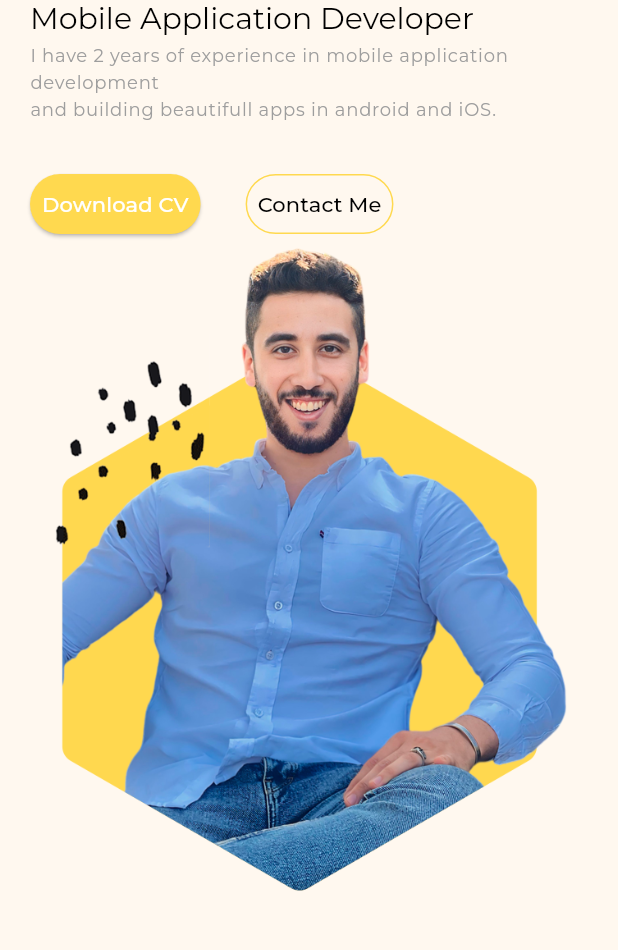
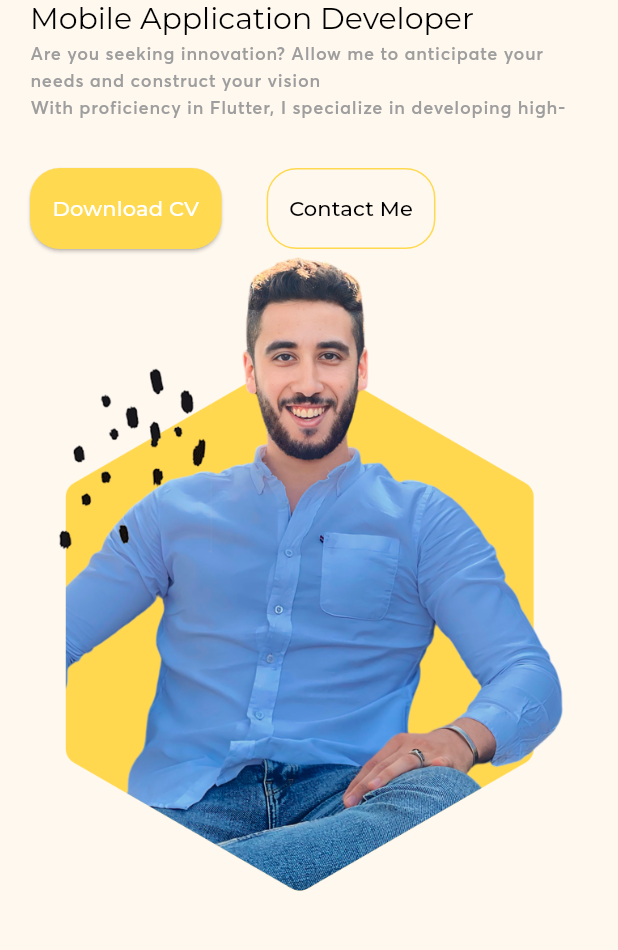
Before and after one commit to MostafaHamed-W/web_-portfolio, a Flutter app: the screen it shows after launch, on a phone screen of 412 x 824 dp, the part 246-1196 px from its top. Run offline on Flutter 3.47's test engine with Material 3 defaults, Android fonts, the phone set to English and light mode, and no system bars; drawn by our look-alikes of auto_size_text; our stand-ins replace flutter_svg, google_fonts, responsive_builder.

Commit message:
Responsive enhancements & Refactor Code

```diff
--- a/lib/utils/sizes.dart
+++ b/lib/utils/sizes.dart
@@ -1,5 +1,5 @@
 class Sizes {
-  static const double defaultWidth = 1507;
+  static const double defaultWidth = 1300;
   static const double defaultHeight = 864;
   static const double navBarHeight = 100;
 }
--- a/lib/views/header/widgets/header_body.dart
+++ b/lib/views/header/widgets/header_body.dart
@@ -2,14 +2,17 @@ import 'package:auto_size_text/auto_size_text.dart';
 import 'package:flutter/material.dart';
 import 'package:google_fonts/google_fonts.dart';
 import 'package:web_portfolio/utils/colors.dart';
+import 'package:web_portfolio/utils/constants.dart';
 
 class HeaderBody extends StatelessWidget {
   const HeaderBody({
     super.key,
     this.isMobile = false,
+    this.isSmall = false,
   });
 
   final bool isMobile;
+  final bool isSmall;
   @override
   Widget build(BuildContext context) {
     return Column(
@@ -38,10 +41,11 @@ class HeaderBody extends StatelessWidget {
           textAlign: TextAlign.left,
           maxLines: 1,
         ),
-        SizedBox(height: isMobile ? 5 : 25),
+        SizedBox(height: isMobile ? 5 : 15),
         AutoSizeText(
-          'I have 2 years of experience in mobile application development\nand building beautifull apps in android and iOS.',
-          style: Theme.of(context).textTheme.bodyLarge?.copyWith(fontSize: isMobile ? 11 : 18, color: Colors.grey),
+          "Are you seeking innovation? Allow me to anticipate your needs and construct your vision\nWith proficiency in Flutter, I specialize in developing high-performance applications. Let's collaborate to bring your next project to fruition.",
+          style: Theme.of(context).textTheme.bodyLarge?.copyWith(
+              fontSize: isMobile ? 11 : 14, color: Colors.grey, fontFamily: kAvertaFont, fontWeight: FontWeight.w500),
           maxLines: 3,
         ),
         const SizedBox(height: 30),
@@ -51,14 +55,17 @@ class HeaderBody extends StatelessWidget {
               onPressed: () {},
               style: ElevatedButton.styleFrom(
                 backgroundColor: AppColors.kPromaryColor,
-                padding: EdgeInsets.symmetric(vertical: isMobile ? 10 : 17, horizontal: isMobile ? 8 : 15),
+                padding: EdgeInsets.symmetric(vertical: isSmall ? 10 : 17, horizontal: isSmall ? 8 : 15),
                 shape: RoundedRectangleBorder(
                   borderRadius: BorderRadius.circular(20),
                 ),
               ),
               child: Text(
                 'Download CV',
-                style: Theme.of(context).textTheme.labelLarge?.copyWith(color: Colors.white),
+                style: Theme.of(context)
+                    .textTheme
+                    .labelLarge
+                    ?.copyWith(color: Colors.white, fontSize: isSmall ? 12 : null),
               ),
             ),
             const SizedBox(width: 30),
@@ -68,7 +75,7 @@ class HeaderBody extends StatelessWidget {
               },
               style: ButtonStyle(
                 padding: MaterialStatePropertyAll(
-                  EdgeInsets.symmetric(vertical: isMobile ? 10 : 17, horizontal: isMobile ? 8 : 15),
+                  EdgeInsets.symmetric(vertical: isSmall ? 10 : 17, horizontal: isSmall ? 8 : 15),
                 ),
                 side: MaterialStateProperty.all(const BorderSide(color: AppColors.kPromaryColor)), // Border color
                 shape: MaterialStateProperty.all(
@@ -78,7 +85,10 @@ class HeaderBody extends StatelessWidget {
               ),
               child: Text(
                 'Contact Me',
-                style: Theme.of(context).textTheme.labelLarge?.copyWith(color: Colors.black),
+                style: Theme.of(context)
+                    .textTheme
+                    .labelLarge
+                    ?.copyWith(color: Colors.black, fontSize: isSmall ? 12 : null),
               ),
             ),
           ],
--- a/lib/views/navigation_bar/navigation_bar_view.dart
+++ b/lib/views/navigation_bar/navigation_bar_view.dart
@@ -12,6 +12,7 @@ class NavigationBarView extends StatelessWidget {
   Widget build(BuildContext context) {
     return ResponsiveBuilder(
       builder: (context, size) {
+        final bool isSmall = size.screenSize.width < 950;
         if (size.isMobile) {
           return SizedBox(
             // color: Colors.white,
@@ -53,7 +54,9 @@ class NavigationBarView extends StatelessWidget {
                   height: 60,
                 ),
                 const Spacer(),
-                for (var item in kNavigationItems) NavigationBarItem(onTap: () {}, text: item.text),
+                for (var item in kNavigationItems) NavigationBarItem(onTap: () {}, text: item.text, isSmall: isSmall),
+                const SizedBox(width: 20),
+                HireMeButton(isSmall: isSmall),
               ],
             ),
           ),
--- a/lib/views/navigation_bar/widgets/navigation_bar_item.dart
+++ b/lib/views/navigation_bar/widgets/navigation_bar_item.dart
@@ -2,7 +2,7 @@ import 'package:flutter/material.dart';
 
 class NavigationItem {
   final String text;
-  NavigationItem(this.text);
+  const NavigationItem(this.text);
 }
 
 class NavigationBarItem extends StatelessWidget {
@@ -10,10 +10,12 @@ class NavigationBarItem extends StatelessWidget {
     super.key,
     required this.onTap,
     required this.text,
+    this.isSmall = false,
   });
 
   final void Function()? onTap;
   final String text;
+  final bool isSmall;
 
   @override
   Widget build(BuildContext context) {
@@ -27,7 +29,7 @@ class NavigationBarItem extends StatelessWidget {
         onTap: onTap,
         child: Text(
           text,
-          style: Theme.of(context).textTheme.titleMedium?.copyWith(fontSize: 20),
+          style: Theme.of(context).textTheme.titleMedium?.copyWith(fontSize: isSmall ? 13 : 18),
         ),
       ),
     );
--- a/lib/views/poject/project_desktop_view.dart
+++ b/lib/views/poject/project_desktop_view.dart
@@ -11,7 +11,7 @@ class ProjectDesktopView extends StatelessWidget {
     final width = MediaQuery.of(context).size.width;
     final isSmall = width < 950;
     return Container(
-      color: AppColors.kPromaryColor,
+      // color: AppColors.kPromaryColor,
       padding: const EdgeInsets.symmetric(horizontal: 50),
       height: Sizes.defaultHeight,
       width: Sizes.defaultWidth,
--- a/lib/views/portfolio/portfolio_view.dart
+++ b/lib/views/portfolio/portfolio_view.dart
@@ -21,7 +21,18 @@ class PortfolioView extends StatelessWidget {
             const NavigationBarView(),
             const HeaderView(),
             const ProjectView(),
-            Container(height: 864, width: 1507, color: AppColors.kPromaryColor),
+            Container(
+              height: 864,
+              width: 1300,
+              decoration: BoxDecoration(
+                gradient: LinearGradient(
+                  colors: [
+                    Theme.of(context).colorScheme.background,
+                    const Color(0xffebebec),
+                  ],
+                ),
+              ),
+            ),
             SizedBox(
               height: height,
               width: width,
```
Also changed, not shown: lib/utils/constants.dart (+28 -1 lines), lib/views/header/header_desktop_view.dart (+13 -2 lines), lib/views/poject/widgets/project_item.dart (+8 -1 lines), pubspec.yaml (+4 -6 lines), assets/fonts/AvertaSemibold.ttf (added).
